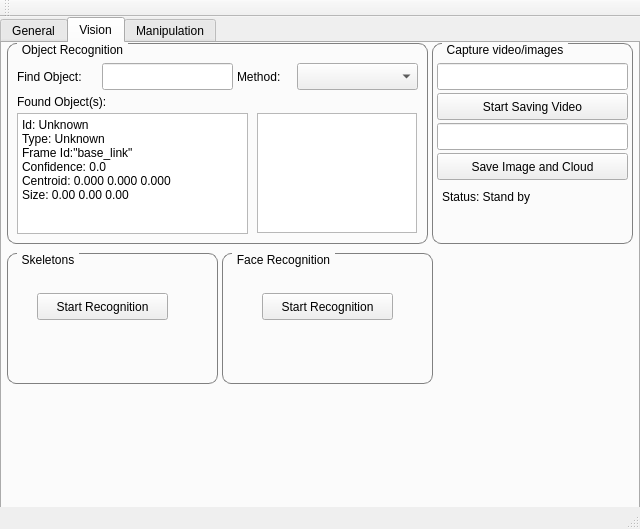
Old version of the form catkin_ws/src/hri/justina_gui/src/MainWindow.ui in the repository RobotJustina/JUSTINA.
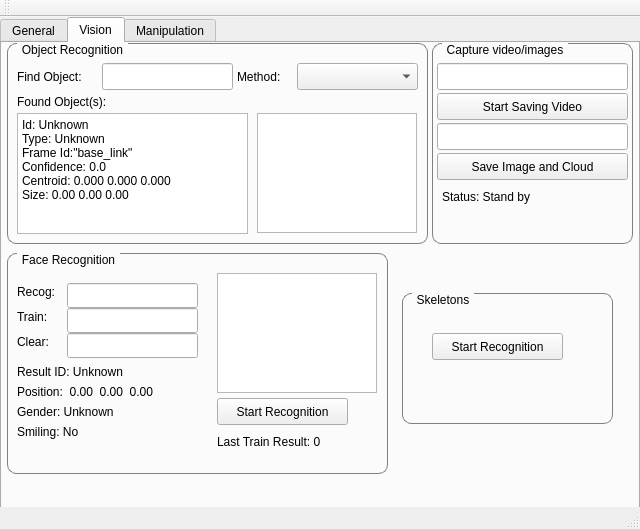
New version of the form. The open tabs and pages were chosen to show the change.

Commit message: Add controls in justina_gui for operating the face_recog node. Add functions to JustinaVision.h for operating face_recog_node. Still not working.

The edit to the form file:
```diff
--- a/catkin_ws/src/hri/justina_gui/src/MainWindow.ui
+++ b/catkin_ws/src/hri/justina_gui/src/MainWindow.ui
@@ -1299,11 +1299,181 @@
        </property>
       </widget>
      </widget>
+     <widget class="QGroupBox" name="gbFaceRecog">
+      <property name="geometry">
+       <rect>
+        <x>5</x>
+        <y>210</y>
+        <width>381</width>
+        <height>221</height>
+       </rect>
+      </property>
+      <property name="title">
+       <string>Face Recognition</string>
+      </property>
+      <widget class="QPushButton" name="facBtnStartRecog">
+       <property name="geometry">
+        <rect>
+         <x>210</x>
+         <y>145</y>
+         <width>131</width>
+         <height>27</height>
+        </rect>
+       </property>
+       <property name="text">
+        <string>Start Recognition</string>
+       </property>
+      </widget>
+      <widget class="QGraphicsView" name="facGraResult">
+       <property name="geometry">
+        <rect>
+         <x>210</x>
+         <y>20</y>
+         <width>160</width>
+         <height>120</height>
+        </rect>
+       </property>
+      </widget>
+      <widget class="QLabel" name="facLblRecog">
+       <property name="geometry">
+        <rect>
+         <x>10</x>
+         <y>30</y>
+         <width>51</width>
+         <height>17</height>
+        </rect>
+       </property>
+       <property name="text">
+        <string>Recog:</string>
+       </property>
+      </widget>
+      <widget class="QLabel" name="facLblTrain">
+       <property name="geometry">
+        <rect>
+         <x>10</x>
+         <y>55</y>
+         <width>51</width>
+         <height>17</height>
+        </rect>
+       </property>
+       <property name="text">
+        <string>Train:</string>
+       </property>
+      </widget>
+      <widget class="QLabel" name="facLblClear">
+       <property name="geometry">
+        <rect>
+         <x>10</x>
+         <y>80</y>
+         <width>51</width>
+         <height>17</height>
+        </rect>
+       </property>
+       <property name="text">
+        <string>Clear:</string>
+       </property>
+      </widget>
+      <widget class="QLineEdit" name="facTxtRecog">
+       <property name="geometry">
+        <rect>
+         <x>60</x>
+         <y>30</y>
+         <width>131</width>
+         <height>25</height>
+        </rect>
+       </property>
+      </widget>
+      <widget class="QLineEdit" name="facTxtTrain">
+       <property name="geometry">
+        <rect>
+         <x>60</x>
+         <y>55</y>
+         <width>131</width>
+         <height>25</height>
+        </rect>
+       </property>
+      </widget>
+      <widget class="QLineEdit" name="facTxtClear">
+       <property name="geometry">
+        <rect>
+         <x>60</x>
+         <y>80</y>
+         <width>131</width>
+         <height>25</height>
+        </rect>
+       </property>
+      </widget>
+      <widget class="QLabel" name="facLblResultID">
+       <property name="geometry">
+        <rect>
+         <x>10</x>
+         <y>110</y>
+         <width>191</width>
+         <height>17</height>
+        </rect>
+       </property>
+       <property name="text">
+        <string>Result ID: Unknown</string>
+       </property>
+      </widget>
+      <widget class="QLabel" name="facLblResultPose">
+       <property name="geometry">
+        <rect>
+         <x>10</x>
+         <y>130</y>
+         <width>191</width>
+         <height>17</height>
+        </rect>
+       </property>
+       <property name="text">
+        <string>Position:  0.00  0.00  0.00</string>
+       </property>
+      </widget>
+      <widget class="QLabel" name="facLblResultGender">
+       <property name="geometry">
+        <rect>
+         <x>10</x>
+         <y>150</y>
+         <width>191</width>
+         <height>17</height>
+        </rect>
+       </property>
+       <property name="text">
+        <string>Gender: Unknown</string>
+       </property>
+      </widget>
+      <widget class="QLabel" name="facLblResultSmile">
+       <property name="geometry">
+        <rect>
+         <x>10</x>
+         <y>170</y>
+         <width>151</width>
+         <height>17</height>
+        </rect>
+       </property>
+       <property name="text">
+        <string>Smiling: No</string>
+       </property>
+      </widget>
+      <widget class="QLabel" name="facLblTrainResult">
+       <property name="geometry">
+        <rect>
+         <x>210</x>
+         <y>180</y>
+         <width>161</width>
+         <height>17</height>
+        </rect>
+       </property>
+       <property name="text">
+        <string>Last Train Result: 0</string>
+       </property>
+      </widget>
+     </widget>
      <widget class="QGroupBox" name="gbSkeletons">
       <property name="geometry">
        <rect>
-        <x>5</x>
-        <y>210</y>
+        <x>400</x>
+        <y>250</y>
         <width>211</width>
         <height>131</height>
        </rect>
@@ -1325,32 +1495,6 @@
        </property>
       </widget>
      </widget>
-     <widget class="QGroupBox" name="gbFaceRecog">
-      <property name="geometry">
-       <rect>
-        <x>220</x>
-        <y>210</y>
-        <width>211</width>
-        <height>131</height>
-       </rect>
-      </property>
-      <property name="title">
-       <string>Face Recognition</string>
-      </property>
-      <widget class="QPushButton" name="facBtnStartRecog">
-       <property name="geometry">
-        <rect>
-         <x>40</x>
-         <y>40</y>
-         <width>131</width>
-         <height>27</height>
-        </rect>
-       </property>
-       <property name="text">
-        <string>Start Recognition</string>
-       </property>
-      </widget>
-     </widget>
     </widget>
     <widget class="QWidget" name="tabManipulation">
      <attribute name="title">
```
Left out of the diff: 4 changed lines with no effect on the pictures. The commit also changes 4 other files.
